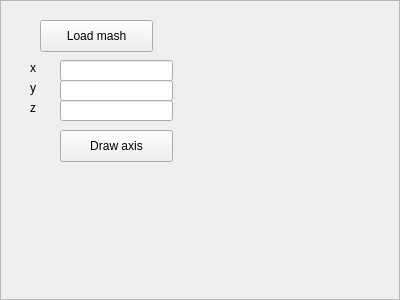
Before: the Qt Designer form drawmanager.ui in alessandroTola/CG3LabBase, drawn with Qt 5.
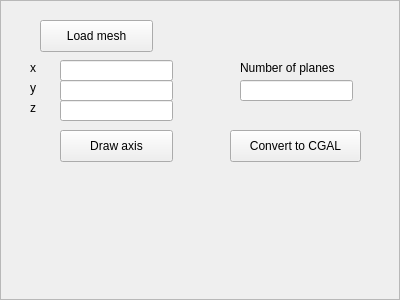
After: the same form once the commit is applied.

Commit message: Convert eigenmesh to cgal mesh

Diff of the .ui file:
```diff
--- a/drawmanager.ui
+++ b/drawmanager.ui
@@ -29,7 +29,7 @@
     </rect>
    </property>
    <property name="text">
-    <string>Load mash</string>
+    <string>Load mesh</string>
    </property>
   </widget>
   <widget class="QLineEdit" name="x">
@@ -114,6 +114,42 @@
     <string>Draw axis</string>
    </property>
   </widget>
+  <widget class="QLabel" name="label_4">
+   <property name="geometry">
+    <rect>
+     <x>240</x>
+     <y>60</y>
+     <width>111</width>
+     <height>16</height>
+    </rect>
+   </property>
+   <property name="text">
+    <string>Number of planes</string>
+   </property>
+  </widget>
+  <widget class="QLineEdit" name="lineEdit">
+   <property name="geometry">
+    <rect>
+     <x>240</x>
+     <y>80</y>
+     <width>113</width>
+     <height>21</height>
+    </rect>
+   </property>
+  </widget>
+  <widget class="QPushButton" name="pushButton_3">
+   <property name="geometry">
+    <rect>
+     <x>230</x>
+     <y>130</y>
+     <width>131</width>
+     <height>32</height>
+    </rect>
+   </property>
+   <property name="text">
+    <string>Convert to CGAL</string>
+   </property>
+  </widget>
  </widget>
  <resources/>
  <connections/>
```
The commit also changes 2 other files.
